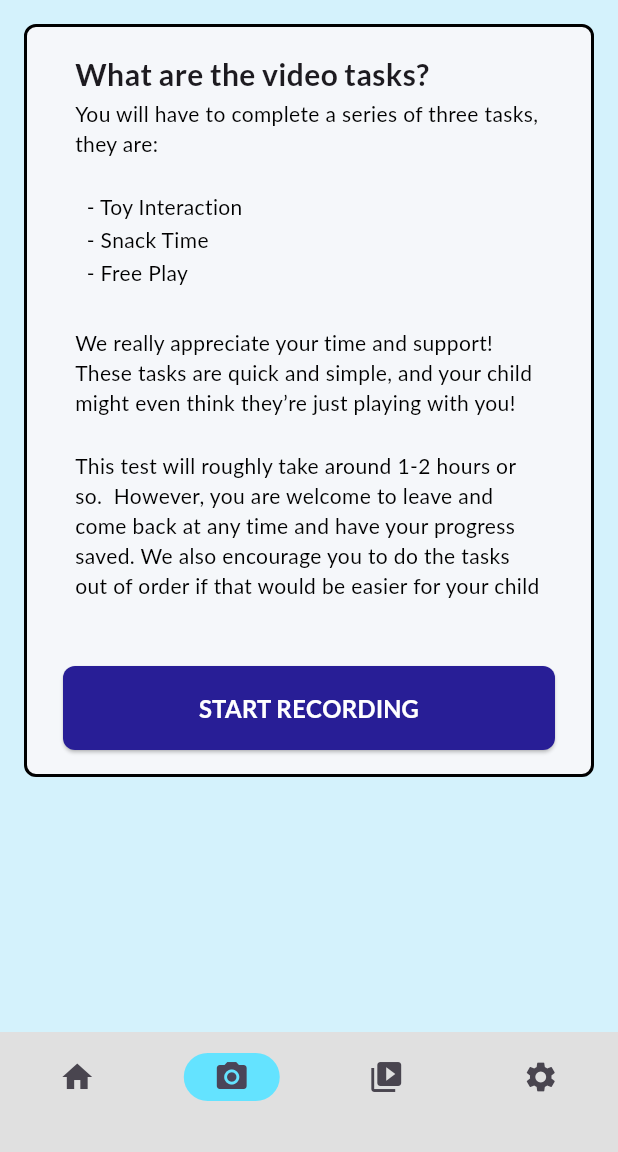
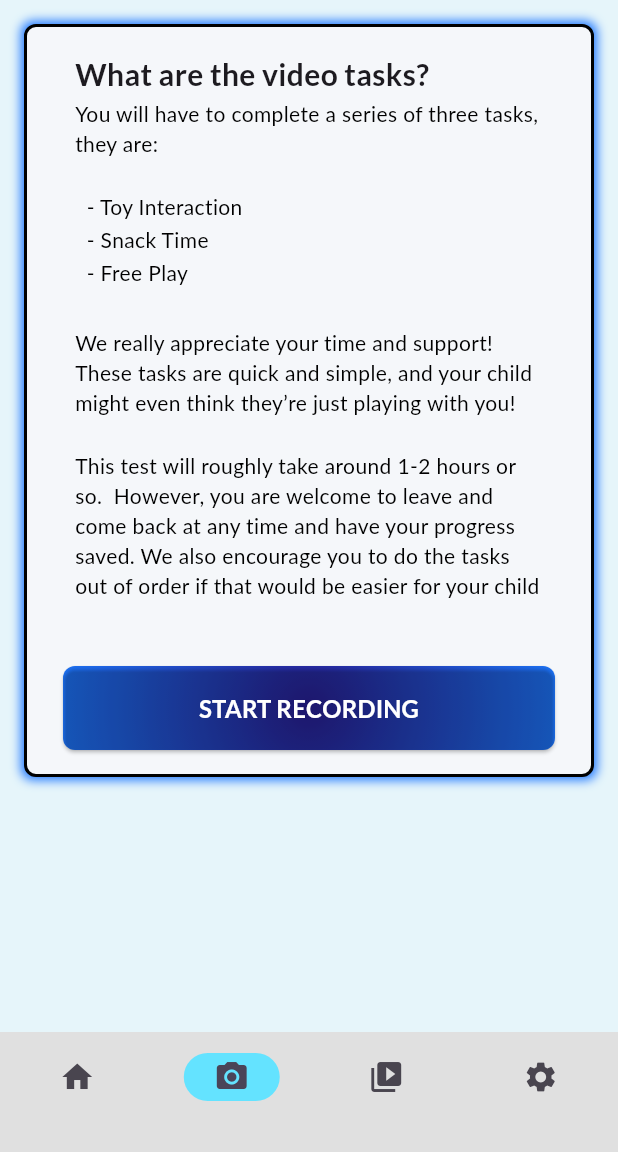
Before and after one commit to kevin200555/autism_ai_test, a Flutter app: the screen it shows after launch, item 2 of the bottom bar chosen, on a phone screen of 412 x 824 dp, the part 84-1236 px from its top. Run offline on Flutter 3.47's test engine with Material 3 defaults, Android fonts, the phone set to English and light mode, and no system bars; drawn by our look-alikes of auto_size_text; our stand-ins replace camera, connectivity_plus, firebase_core, firebase_storage, google_fonts, hive and 2 more; missing offline and left inert: pdfx; accounts and stored records are empty.

Commit message:
Added a check to make sure the user has wifi, added some box shaodews

```diff
--- a/lib/constants/colors.dart
+++ b/lib/constants/colors.dart
@@ -5,9 +5,9 @@ class ColorTheme {
   static Color primary = const Color.fromARGB(255, 100, 227, 255);
   static Color primaryShadow = const Color.fromARGB(200, 15, 50, 200);
   static Color accent = const Color.fromRGBO(40, 30, 150, 1);
-  static Color accentShadow = const Color.fromARGB(200, 15, 50, 200);
+  static Color accentShadow = const Color.fromARGB(255, 29, 119, 255);
   static Color background = const Color.fromARGB(255, 245, 247, 250);
-  static Color blueBackground = const Color.fromARGB(255, 212, 242, 252);
+  static Color blueBackground = const Color.fromARGB(255, 230, 245, 250);
   static Color textColor = Colors.black;
   static Color alternateTextColor = Colors.white;
   static Color red = const Color.fromARGB(255, 222, 70, 70);
--- a/lib/screens/main_menu/video_navbar_screen.dart
+++ b/lib/screens/main_menu/video_navbar_screen.dart
@@ -31,6 +31,14 @@ class VideoNavBarScreen extends StatelessWidget {
               color: ColorTheme.background,
               border: Border.all(color: ColorTheme.textColor, width: 2),
               borderRadius: BorderRadius.circular(8),
+              boxShadow: [
+                BoxShadow(
+                  color: ColorTheme.accentShadow,
+                  spreadRadius: 2,
+                  blurRadius: 5,
+                  offset: const Offset(0, 0),
+                ),
+              ],
             ),
             // This is the body of the screen
             // It has a scrollable column with text information about the video tasks
--- a/lib/screens/other/help_screen.dart
+++ b/lib/screens/other/help_screen.dart
@@ -23,6 +23,7 @@ class HelpScreen extends StatelessWidget {
         centerTitle: true,
         backgroundColor: Colors.transparent,
         flexibleSpace: AppBarGradient(),
+        iconTheme: IconThemeData(color: Colors.white),
       ),
       // all of the text information
       body: Scrollbar(
--- /dev/null
+++ b/lib/screens/other/no_wifi_screen.dart
@@ -0,0 +1,66 @@
+import 'package:flutter/material.dart';
+import 'package:connectivity_plus/connectivity_plus.dart';
+
+
+// uploading to firebase requires wifi connection
+// therefore this widget checks for wifi connection
+// and if not connected, it shows a screen asking the user to connect to wifi
+// before proceeding to the main app
+// it uses the connectivity_plus package to check for wifi connection
+class WiFiGate extends StatefulWidget {
+  final Widget child; // your main app
+  const WiFiGate({super.key, required this.child});
+
+  @override
+  State<WiFiGate> createState() => _WiFiGateState();
+}
+
+class _WiFiGateState extends State<WiFiGate> {
+  bool _wifiConnected = false;
+
+  @override
+  void initState() {
+    super.initState();
+    _checkWifi();
+    Connectivity().onConnectivityChanged.listen((result) {
+      setState(() => _wifiConnected = result == ConnectivityResult.wifi);
+    });
+  }
+
+  Future<void> _checkWifi() async {
+    var result = await Connectivity().checkConnectivity();
+    setState(() => _wifiConnected = result == ConnectivityResult.wifi);
+  }
+
+  @override
+  Widget build(BuildContext context) {
+    if (_wifiConnected) {
+      return widget.child; // proceed to main app
+    } else {
+      return Scaffold(
+        body: Center(
+          child: Padding(
+            padding: const EdgeInsets.all(16),
+            child: Column(
+              mainAxisAlignment: MainAxisAlignment.center,
+              children: [
+                Icon(Icons.wifi_off, size: 60, color: Colors.red),
+                SizedBox(height: 20),
+                Text(
+                  'Please connect to Wi-Fi to use this app.',
+                  textAlign: TextAlign.center,
+                  style: TextStyle(fontSize: 18),
+                ),
+                SizedBox(height: 20),
+                ElevatedButton(
+                  onPressed: _checkWifi,
+                  child: Text('Retry'),
+                ),
+              ],
+            ),
+          ),
+        ),
+      );
+    }
+  }
+} // EOF noWiFI_screen.dart
--- a/lib/screens/video_section/video_recording_menu.dart
+++ b/lib/screens/video_section/video_recording_menu.dart
@@ -135,7 +135,7 @@ class _VideoRecordingMenuState extends State<VideoRecordingMenu> {
                         'This is the list of all of the videos you have to take. '
                         'Carefully read each set of instructions and decide which one you want to do first. '
                         'You are welcome to take these out of order.  As always, feel free to take breaks '
-                        'and continue when you are ready.',
+                        'and continue when you are ready.\n',
                         color: ColorTheme.textColor,
                       ),
                       BodyText(
--- a/lib/widgets/button/next_button.dart
+++ b/lib/widgets/button/next_button.dart
@@ -56,7 +56,15 @@ class _NextButtonState extends State<NextButton> {
             scale: _scale,
             duration: const Duration(milliseconds: 120),
             curve: Curves.easeOut,
-            child:
+            child: DecoratedBox(
+              decoration: BoxDecoration(
+                borderRadius: BorderRadius.circular(8),
+                gradient: RadialGradient(
+                  radius: 6,
+                  colors: [ColorTheme.accent,ColorTheme.accentShadow,ColorTheme.primary],
+                ),
+              ),
+              child:
                ElevatedButton.icon(
                 onPressed: widget
                     .onPressed, // still works with keyboard / accessibility
@@ -75,14 +83,14 @@ class _NextButtonState extends State<NextButton> {
                 // Icon next to the label
                 // Using Icons.arrow_forward for a right arrow
                 style: ElevatedButton.styleFrom(
-                  backgroundColor: ColorTheme.accent,
+                  backgroundColor: Colors.transparent,
                   foregroundColor: ColorTheme.alternateTextColor,
                   shape: RoundedRectangleBorder(
                     borderRadius: BorderRadius.circular(8),
                   ),
                   padding: const EdgeInsets.symmetric(vertical: 16),
                 ),
-              ),
+              ),),
             ),
           ),
         ),
--- a/lib/widgets/other/app_bar_gradient.dart
+++ b/lib/widgets/other/app_bar_gradient.dart
@@ -18,4 +18,4 @@ class AppBarGradient extends StatelessWidget {
       ),
     );
   }
-}
+} // EOF app_bar_gradient.dart
--- a/pubspec.yaml
+++ b/pubspec.yaml
@@ -37,6 +37,7 @@ dependencies:
   # Use with the CupertinoIcons class for iOS style icons.
   cupertino_icons: ^1.0.8
   camera: ^0.10.5+2
+  connectivity_plus: ^4.0.2
   webview_flutter: ^4.2.2
   video_player: ^2.7.0
   permission_handler: ^11.0.0
```
Also changed, not shown: lib/main.dart (+10 -5 lines), lib/screens/main_menu/dashboard_screen.dart (+24 -0 lines), lib/screens/main_menu/previous_videos_screen.dart (+8 -0 lines), lib/screens/main_menu/settings_screen.dart (+8 -0 lines), pubspec.lock, 3 other files.
